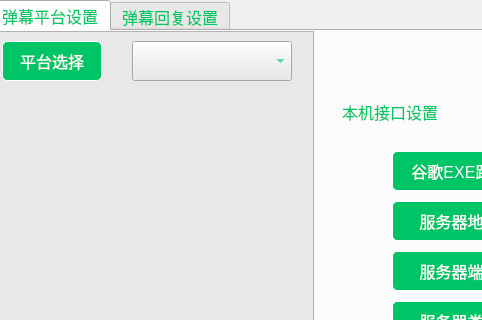
Qt form UI/gbs/bizWidgets/GBSBizLiveDanmaku.ui (huangjingpei/myobs) before a commit; both pictures show x 0 to 482 and y 0 to 320 of the 1238 by 920 pixel window.
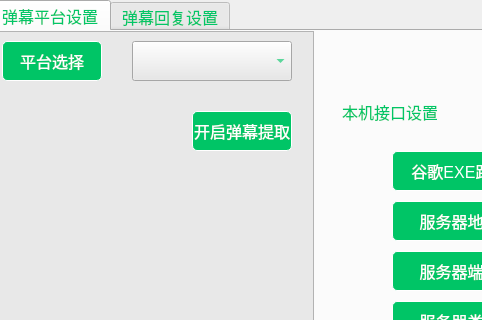
The same form after that commit. Icons and pictures are not drawn.

Commit message: change the danmaku processing.

```diff
--- a/UI/gbs/bizWidgets/GBSBizLiveDanmaku.ui
+++ b/UI/gbs/bizWidgets/GBSBizLiveDanmaku.ui
@@ -618,6 +618,25 @@
        </rect>
       </property>
      </widget>
+     <widget class="QPushButton" name="pushButton_15">
+      <property name="geometry">
+       <rect>
+        <x>210</x>
+        <y>80</y>
+        <width>100</width>
+        <height>40</height>
+       </rect>
+      </property>
+      <property name="styleSheet">
+       <string notr="true">background-color:#00C566;
+border: 1px solid white;
+border-radius:5px;
+color:#FFFFFF</string>
+      </property>
+      <property name="text">
+       <string>开启弹幕提取</string>
+      </property>
+     </widget>
     </widget>
    </widget>
    <widget class="QWidget" name="tab">
```
The commit also changes 5 other files.
